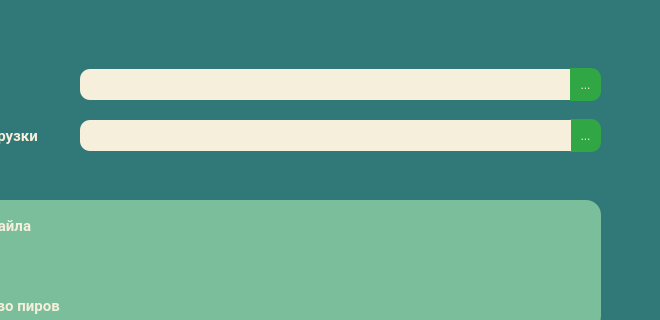
Old version of the form src/ui/form.ui in the repository Bryanskaya/CourseNetworks; both pictures show x 140 to 800 and y 0 to 320 of the 800 by 481 pixel window.
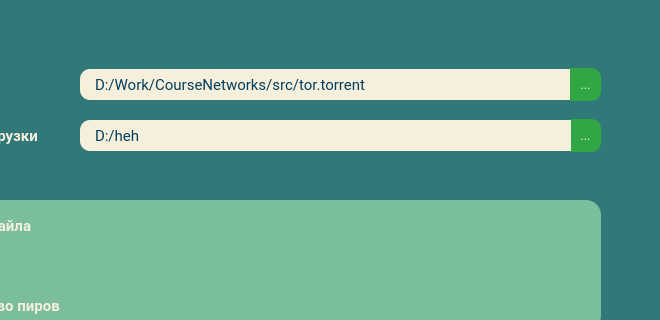
New version of the form.

Commit message: made torrent client accessible from GUI

Diff of the .ui file:
```diff
--- a/src/ui/form.ui
+++ b/src/ui/form.ui
@@ -497,7 +497,7 @@
 padding-left: 13px;</string>
    </property>
    <property name="text">
-    <string/>
+    <string>D:/Work/CourseNetworks/src/tor.torrent</string>
    </property>
    <property name="readOnly">
     <bool>true</bool>
@@ -1539,7 +1539,7 @@
 padding-left: 13px;</string>
    </property>
    <property name="text">
-    <string/>
+    <string>D:/heh</string>
    </property>
    <property name="readOnly">
     <bool>true</bool>
```
The commit also changes 5 other files.
